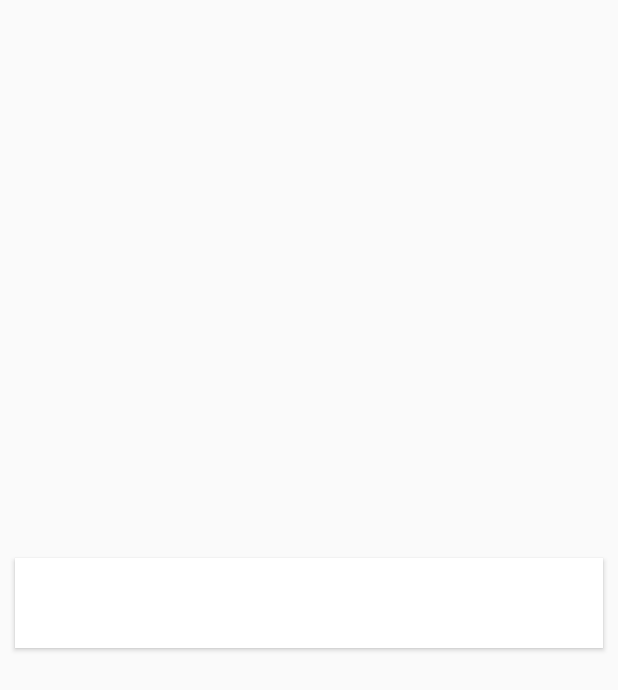
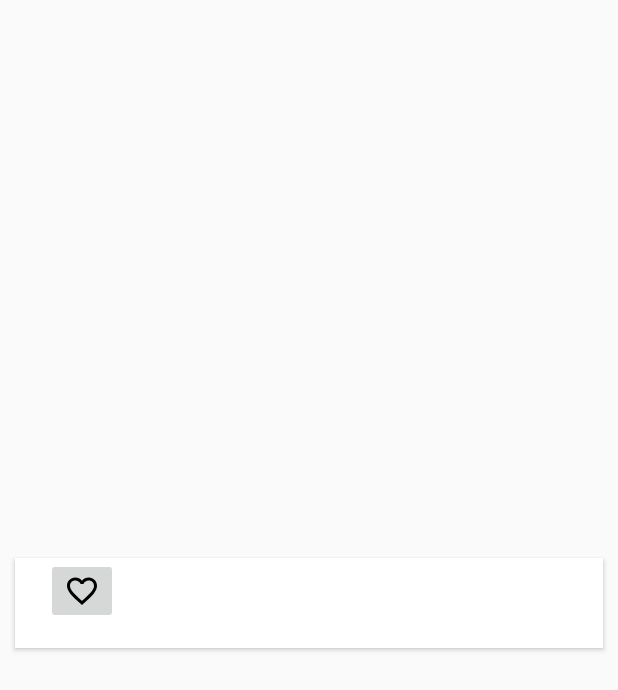
Before and after one commit to intelligo-mn/memorize, an Android app: the layout word_recycler_item.xml on its own in the app's theme, with its tools: preview values and no code run, on a phone screen of 412 x 824 dp. Shown: the top 690 px of the screen. Run offline under Robolectric (Android 15) with nearby library versions, the phone set to English and light mode, and no system bars.

Commit message:
Update db

```diff
--- a/app/src/main/java/cloud/techstar/jisho/activity/SplashActivity.java
+++ b/app/src/main/java/cloud/techstar/jisho/activity/SplashActivity.java
@@ -98,7 +98,9 @@ public class SplashActivity extends AppCompatActivity {
                                     Words words = new Words();
                                     words.setCharacter(memorize.getJSONObject(i).getString("character"));
                                     words.setMeaning(memorize.getJSONObject(i).getString("meanings"));
+                                    words.setMeaningMon(memorize.getJSONObject(i).getString("meaningsMongolia"));
                                     words.setKanji(memorize.getJSONObject(i).getString("kanji"));
+                                    words.setPartOfSpeech(memorize.getJSONObject(i).getString("partOfSpeech"));
                                     words.setIsMemorize("false");
                                     words.setLevel(memorize.getJSONObject(i).getString("level"));
                                     wordTable.insert(words);
--- a/app/src/main/java/cloud/techstar/jisho/adapter/WordListAdapter.java
+++ b/app/src/main/java/cloud/techstar/jisho/adapter/WordListAdapter.java
@@ -24,6 +24,7 @@ public class WordListAdapter extends RecyclerView.Adapter<WordListAdapter.ViewHo
         private CardView cardView;
         private TextView characterText;
         private TextView meaningText;
+        private TextView meaningMnText;
         private ViewHolder(View v) {
             super(v);
             v.setOnClickListener(this);
@@ -31,6 +32,7 @@ public class WordListAdapter extends RecyclerView.Adapter<WordListAdapter.ViewHo
             cardView = v.findViewById(R.id.user_card_view);
             characterText = v.findViewById(R.id.character_text);
             meaningText = v.findViewById(R.id.meaning_text);
+            meaningMnText = v.findViewById(R.id.meaning_mn_text);
         }
 
         @Override
@@ -57,6 +59,7 @@ public class WordListAdapter extends RecyclerView.Adapter<WordListAdapter.ViewHo
     public void onBindViewHolder(WordListAdapter.ViewHolder holder, int position) {
         holder.characterText.setText(words.get(position).getCharacter());
         holder.meaningText.setText(words.get(position).getMeaning());
+        holder.meaningMnText.setText(words.get(position).getMeaningMon());
     }
 
     @Override
--- a/app/src/main/java/cloud/techstar/jisho/database/DatabaseHelper.java
+++ b/app/src/main/java/cloud/techstar/jisho/database/DatabaseHelper.java
@@ -10,7 +10,7 @@ import cloud.techstar.jisho.models.Words;
 
 public class DatabaseHelper extends SQLiteOpenHelper {
 
-    private static final int    DATABASE_VERSION = 1;
+    private static final int    DATABASE_VERSION = 2;
     private static final String DATABASE_NAME    = "jisho.db";
 
     public DatabaseHelper() {
--- a/app/src/main/res/layout/word_recycler_item.xml
+++ b/app/src/main/res/layout/word_recycler_item.xml
@@ -13,23 +13,47 @@
     android:layout_marginBottom="10dp"
     card_view:cardCornerRadius="0dp">
     <LinearLayout
-        android:layout_width="match_parent"
-        android:layout_height="match_parent"
+        android:layout_width="wrap_content"
+        android:layout_height="wrap_content"
+        android:orientation="horizontal">
+        <LinearLayout
+            android:layout_width="wrap_content"
+            android:layout_height="wrap_content"
+            android:orientation="vertical">
+
+            <TextView
+                android:id="@+id/character_text"
+                android:layout_width="wrap_content"
+                android:layout_height="wrap_content"
+                android:textSize="19sp"
+                android:textStyle="bold"/>
+            <LinearLayout
+                android:layout_width="wrap_content"
+                android:layout_height="wrap_content"
                 android:layout_margin="5dp"
                 android:paddingLeft="10dp"
-        android:orientation="vertical">
+                android:orientation="horizontal">
                 <TextView
-            android:id="@+id/character_text"
-            android:layout_width="match_parent"
+                    android:id="@+id/meaning_text"
+                    android:layout_width="wrap_content"
                     android:layout_height="wrap_content"
                     android:textSize="19sp"
                     android:textStyle="bold"/>
                 <TextView
-            android:id="@+id/meaning_text"
-            android:layout_width="match_parent"
+                    android:id="@+id/meaning_mn_text"
+                    android:layout_width="wrap_content"
                     android:layout_height="wrap_content"
                     android:textSize="13sp"
                     android:textStyle="italic"/>
             </LinearLayout>
 
+        </LinearLayout>
+        <ImageButton
+            android:id="@+id/imageButton"
+            android:layout_width="wrap_content"
+            android:layout_height="wrap_content"
+            card_view:srcCompat="@drawable/ic_favorite" />
+    </LinearLayout>
+
+
 </android.support.v7.widget.CardView>
```
Lines whose indentation alone changed are shown as unchanged.
